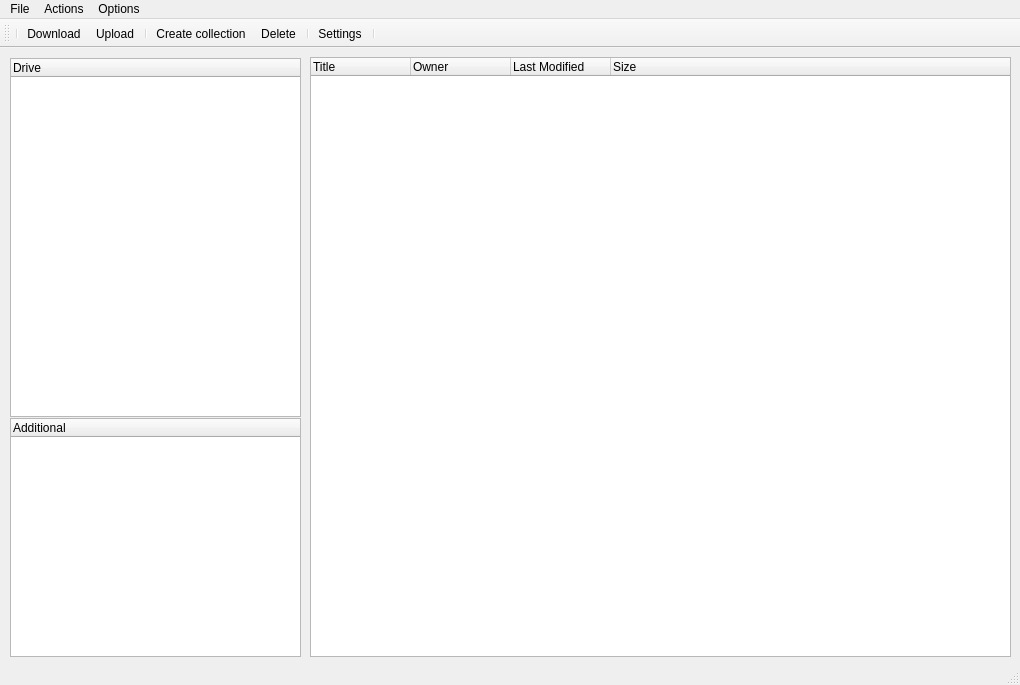
The window that mainwindow.ui (tranter/qt-google-drive) describes before a commit, drawn with Qt 5.
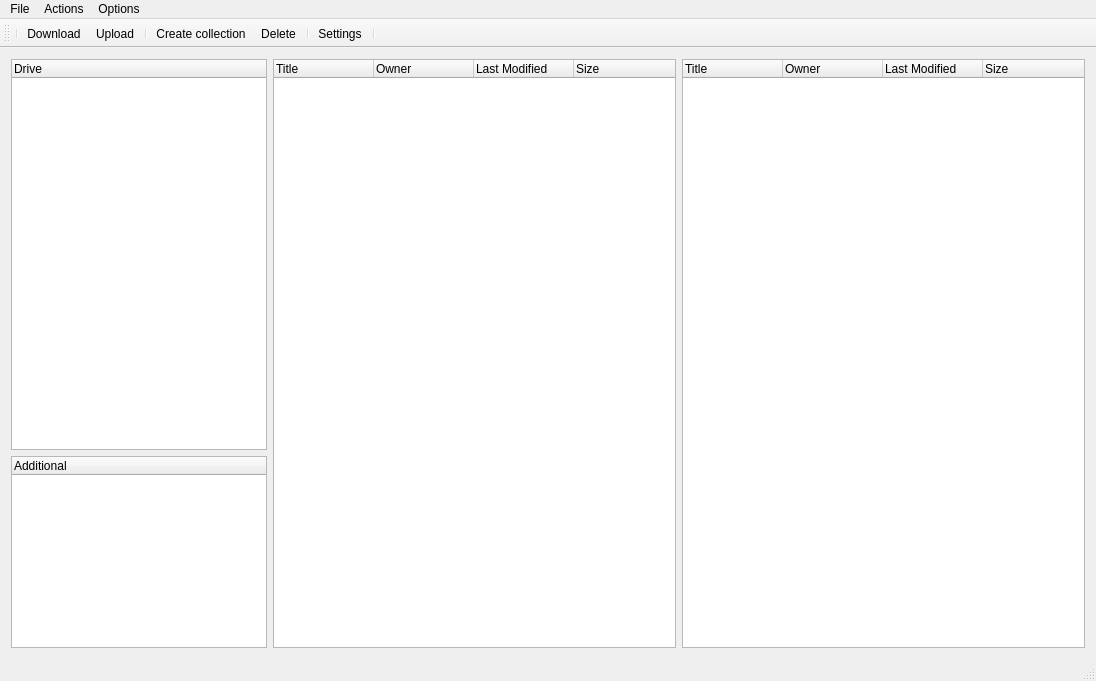
The same window after the commit. Icons and pictures are not drawn.

Commit message: add file view for File Manager components layout implementation components visibility implementation refactoring

The edit to the form file:
```diff
--- a/mainwindow.ui
+++ b/mainwindow.ui
@@ -6,10 +6,16 @@
    <rect>
     <x>0</x>
     <y>0</y>
-    <width>1020</width>
-    <height>685</height>
+    <width>1096</width>
+    <height>681</height>
    </rect>
   </property>
+  <property name="sizePolicy">
+   <sizepolicy hsizetype="Preferred" vsizetype="Maximum">
+    <horstretch>0</horstretch>
+    <verstretch>0</verstretch>
+   </sizepolicy>
+  </property>
   <property name="windowTitle">
    <string>Google Drive</string>
   </property>
@@ -20,68 +26,14 @@
    <bool>false</bool>
   </property>
   <widget class="QWidget" name="centralWidget">
-   <widget class="QTreeWidget" name="filesView">
-    <property name="geometry">
-     <rect>
-      <x>310</x>
-      <y>9</y>
-      <width>701</width>
-      <height>600</height>
-     </rect>
-    </property>
-    <property name="cursor" stdset="0">
-     <cursorShape>PointingHandCursor</cursorShape>
-    </property>
-    <property name="dragEnabled">
-     <bool>false</bool>
-    </property>
-    <property name="dragDropMode">
-     <enum>QAbstractItemView::DragOnly</enum>
-    </property>
-    <property name="sortingEnabled">
-     <bool>false</bool>
-    </property>
-    <property name="animated">
-     <bool>true</bool>
-    </property>
-    <attribute name="headerDefaultSectionSize">
-     <number>100</number>
-    </attribute>
-    <attribute name="headerHighlightSections">
-     <bool>true</bool>
-    </attribute>
-    <attribute name="headerShowSortIndicator" stdset="0">
-     <bool>false</bool>
-    </attribute>
-    <column>
-     <property name="text">
-      <string>Title</string>
-     </property>
-    </column>
-    <column>
-     <property name="text">
-      <string>Owner</string>
-     </property>
-    </column>
-    <column>
-     <property name="text">
-      <string>Last Modified</string>
-     </property>
-    </column>
-    <column>
-     <property name="text">
-      <string>Size</string>
-     </property>
-    </column>
-   </widget>
-   <widget class="QTreeWidget" name="foldersView">
-    <property name="geometry">
-     <rect>
-      <x>10</x>
-      <y>10</y>
-      <width>291</width>
-      <height>359</height>
-     </rect>
+   <layout class="QGridLayout" name="gridLayout">
+    <item row="0" column="0">
+     <widget class="QTreeWidget" name="treeFoldersView">
+      <property name="sizePolicy">
+       <sizepolicy hsizetype="Expanding" vsizetype="Expanding">
+        <horstretch>0</horstretch>
+        <verstretch>25</verstretch>
+       </sizepolicy>
     </property>
     <property name="cursor" stdset="0">
      <cursorShape>PointingHandCursor</cursorShape>
@@ -107,14 +59,14 @@
      </property>
     </column>
    </widget>
-   <widget class="QTreeWidget" name="additionalFoldersView">
-    <property name="geometry">
-     <rect>
-      <x>10</x>
-      <y>370</y>
-      <width>291</width>
-      <height>239</height>
-     </rect>
+    </item>
+    <item row="1" column="0">
+     <widget class="QTreeWidget" name="aFoldersView">
+      <property name="sizePolicy">
+       <sizepolicy hsizetype="Expanding" vsizetype="Expanding">
+        <horstretch>0</horstretch>
+        <verstretch>0</verstretch>
+       </sizepolicy>
     </property>
     <property name="cursor" stdset="0">
      <cursorShape>PointingHandCursor</cursorShape>
@@ -128,13 +80,136 @@
      </property>
     </column>
    </widget>
+    </item>
+    <item row="0" column="2" rowspan="2">
+     <widget class="QTreeWidget" name="filesViewRight">
+      <property name="sizePolicy">
+       <sizepolicy hsizetype="Expanding" vsizetype="Expanding">
+        <horstretch>30</horstretch>
+        <verstretch>0</verstretch>
+       </sizepolicy>
+      </property>
+      <property name="cursor" stdset="0">
+       <cursorShape>PointingHandCursor</cursorShape>
+      </property>
+      <property name="styleSheet">
+       <string notr="true"/>
+      </property>
+      <property name="dragEnabled">
+       <bool>false</bool>
+      </property>
+      <property name="dragDropMode">
+       <enum>QAbstractItemView::DragOnly</enum>
+      </property>
+      <property name="sortingEnabled">
+       <bool>false</bool>
+      </property>
+      <property name="animated">
+       <bool>true</bool>
+      </property>
+      <attribute name="headerCascadingSectionResizes">
+       <bool>false</bool>
+      </attribute>
+      <attribute name="headerDefaultSectionSize">
+       <number>100</number>
+      </attribute>
+      <attribute name="headerHighlightSections">
+       <bool>true</bool>
+      </attribute>
+      <attribute name="headerShowSortIndicator" stdset="0">
+       <bool>false</bool>
+      </attribute>
+      <column>
+       <property name="text">
+        <string>Title</string>
+       </property>
+      </column>
+      <column>
+       <property name="text">
+        <string>Owner</string>
+       </property>
+      </column>
+      <column>
+       <property name="text">
+        <string>Last Modified</string>
+       </property>
+      </column>
+      <column>
+       <property name="text">
+        <string>Size</string>
+       </property>
+      </column>
+     </widget>
+    </item>
+    <item row="0" column="1" rowspan="2">
+     <widget class="QTreeWidget" name="filesViewLeft">
+      <property name="sizePolicy">
+       <sizepolicy hsizetype="Expanding" vsizetype="Expanding">
+        <horstretch>30</horstretch>
+        <verstretch>0</verstretch>
+       </sizepolicy>
+      </property>
+      <property name="cursor" stdset="0">
+       <cursorShape>PointingHandCursor</cursorShape>
+      </property>
+      <property name="dragEnabled">
+       <bool>false</bool>
+      </property>
+      <property name="dragDropMode">
+       <enum>QAbstractItemView::DragOnly</enum>
+      </property>
+      <property name="sortingEnabled">
+       <bool>false</bool>
+      </property>
+      <property name="animated">
+       <bool>true</bool>
+      </property>
+      <attribute name="headerDefaultSectionSize">
+       <number>100</number>
+      </attribute>
+      <attribute name="headerHighlightSections">
+       <bool>true</bool>
+      </attribute>
+      <attribute name="headerShowSortIndicator" stdset="0">
+       <bool>false</bool>
+      </attribute>
+      <column>
+       <property name="text">
+        <string>Title</string>
+       </property>
+      </column>
+      <column>
+       <property name="text">
+        <string>Owner</string>
+       </property>
+      </column>
+      <column>
+       <property name="text">
+        <string>Last Modified</string>
+       </property>
+      </column>
+      <column>
+       <property name="text">
+        <string>Size</string>
+       </property>
+      </column>
+     </widget>
+    </item>
+   </layout>
+   <zorder>verticalLayoutWidget</zorder>
+   <zorder>filesViewRight</zorder>
+   <zorder>treeFoldersView</zorder>
+   <zorder>aFoldersView</zorder>
+   <zorder>treeFoldersView</zorder>
+   <zorder>aFoldersView</zorder>
+   <zorder>filesViewLeft</zorder>
   </widget>
   <widget class="QMenuBar" name="menuBar">
    <property name="geometry">
     <rect>
      <x>0</x>
      <y>0</y>
-     <width>1020</width>
+     <width>1096</width>
      <height>21</height>
     </rect>
    </property>
```
Lines whose indentation alone changed are shown as unchanged. The commit also changes 8 other files.
